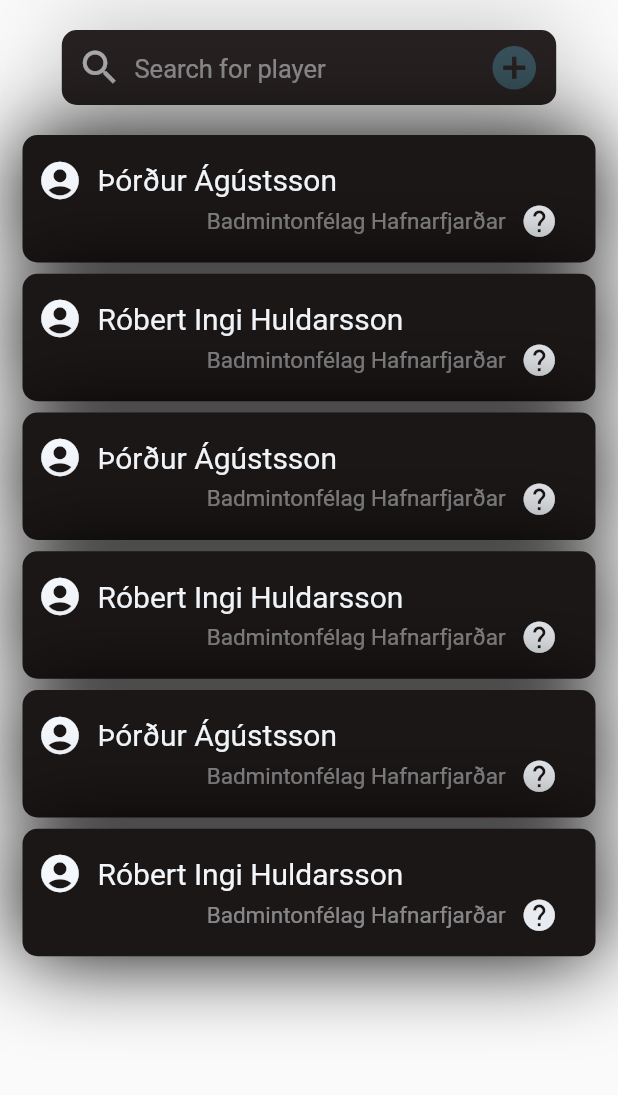
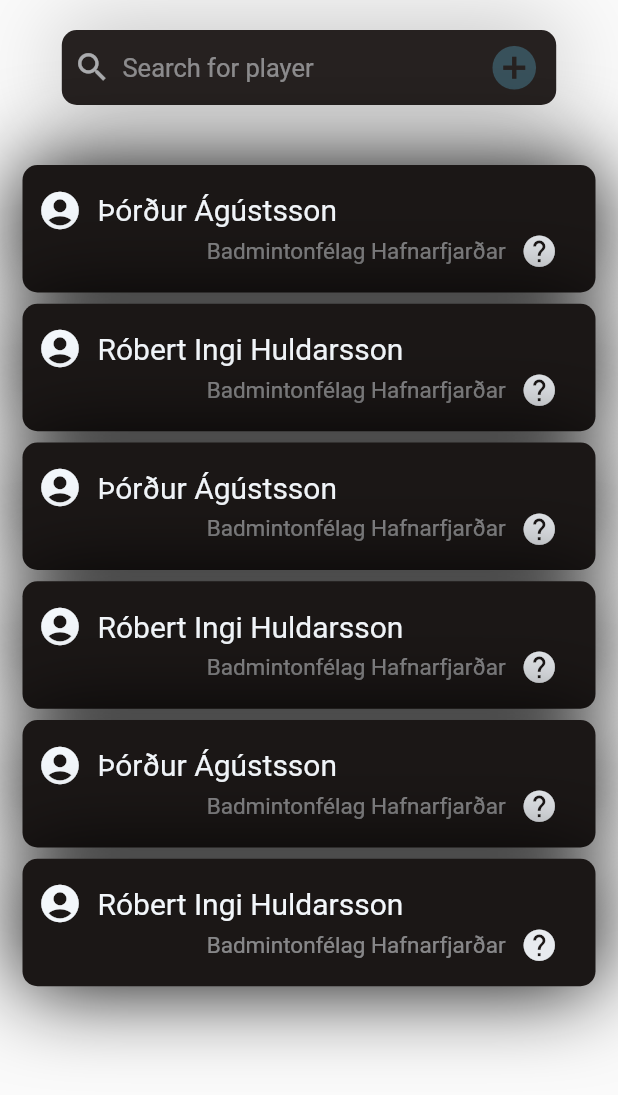
Before and after one commit to Skeggis/elon_app, a Flutter app: the PlayersModalBody widget shown alone on an empty page, opened directly, on a phone screen of 412 x 824 dp. Shown: the top 1095 px of the screen. Run offline on Flutter 3.47's test engine with Material 2 defaults, Android fonts, the phone set to English and light mode, and no system bars; our stand-ins replace auto_size_text, flutter_blue; missing offline and left inert: bezier, dart:ffi; Roboto replaces fonts that are missing (Quicksand); project files that could hold a hidden picture were left out.

Commit message:
Adding player root added

```diff
--- a/lib/Root.dart
+++ b/lib/Root.dart
@@ -45,6 +45,7 @@ class Root extends StatelessWidget {
         screenTitle = "Not Found";
     }
     return Scaffold(
+      resizeToAvoidBottomInset: true,
       drawer: AppDrawer(),
       appBar: AppBar(
         backgroundColor: MyTheme.barBackgroundColor,
--- a/lib/components/screens/CompeteScreen/components/PlayersModal/components/SearchBar.dart
+++ b/lib/components/screens/CompeteScreen/components/PlayersModal/components/SearchBar.dart
@@ -2,49 +2,65 @@ import 'package:flutter/material.dart';
 import 'package:myapp/styles/theme.dart';
 import 'package:myapp/services/helpers.dart';
 
+import 'package:myapp/components/screens/CompeteScreen/components/PlayersModal/components/AddPlayerModal.dart';
+import 'package:myapp/routes/router.dart' as router;
+
 class SearchBar extends StatelessWidget {
+  TextEditingController controller;
+  double height = 50;
+  SearchBar({this.height, this.controller});
   @override
   Widget build(BuildContext context) {
     return Container(
       width: screenWidth(context) * 0.8,
-      height: 50,
+      height: this.height,
       decoration: BoxDecoration(
           borderRadius: BorderRadius.circular(10),
           boxShadow: [
             BoxShadow(blurRadius: 50, color: Colors.black.withOpacity(0.25))
           ],
           color: MyTheme.searchBarColor),
+      child: Container(
         child: Center(
             child: Row(children: [
-        SizedBox(width: 10),
+          SizedBox(width: 5),
           Expanded(
             flex: 1,
             child: Icon(
               Icons.search,
-            size: 30,
+              size: 25,
               color: MyTheme.onPrimaryColor.withOpacity(0.65),
             ),
           ),
+          SizedBox(width: 5),
           Expanded(
               flex: 8,
-          child: Padding(
-            padding: const EdgeInsets.only(top: 2.0, left: 8),
-            child: Text("Search for player",
-                style: TextStyle(
+              child: TextField(
+                controller: controller,
+                style: TextStyle(color: MyTheme.onPrimaryColor, fontSize: 17),
+                cursorColor: MyTheme.onPrimaryColor.withOpacity(0.5),
+                textAlign: TextAlign.left,
+                decoration: InputDecoration(
+                    border: InputBorder.none,
+                    focusedBorder: InputBorder.none,
+                    hintText: "Search for player",
+                    hintStyle: TextStyle(
                         fontSize: 17,
-                    color: MyTheme.onPrimaryColor.withOpacity(0.50))),
-          ),
-        ),
+                        color: MyTheme.onPrimaryColor.withOpacity(0.5))),
+              )),
           Expanded(
             flex: 1,
             child: InkWell(
-            onTap: () {},
+              onTap: () {
+                router.addPlayerModal(context);
+              },
               child:
                   Icon(Icons.add_circle, size: 35, color: MyTheme.primaryColor),
             ),
           ),
           SizedBox(width: 15),
         ])),
+      ),
     );
   }
 }
--- a/lib/components/screens/CompeteScreen/components/PlayersModal/components/body.dart
+++ b/lib/components/screens/CompeteScreen/components/PlayersModal/components/body.dart
@@ -1,49 +1,11 @@
 import 'package:flutter/material.dart';
 import 'package:myapp/components/screens/CompeteScreen/components/PlayersModal/components/SearchBar.dart';
 import 'package:myapp/styles/theme.dart';
+import 'package:myapp/services/models/Player.dart';
+import 'package:myapp/services/models/PlayersModel.dart';
 
 class PlayersModalBody extends StatelessWidget {
-  Organization tbr = new Organization(
-    name: 'Tennis og Badmintonfélag Reykjavíkur',
-  );
-  List<Player> players = [
-    new Player(
-      name: 'Þórður Ágústsson',
-      organization: new Organization(
-        name: 'Badmintonfélag Hafnarfjarðar',
-      ),
-    ),
-    new Player(
-      name: 'Róbert Ingi Huldarsson',
-      organization: new Organization(
-        name: 'Badmintonfélag Hafnarfjarðar',
-      ),
-    ),
-    new Player(
-      name: 'Þórður Ágústsson',
-      organization: new Organization(
-        name: 'Badmintonfélag Hafnarfjarðar',
-      ),
-    ),
-    new Player(
-      name: 'Róbert Ingi Huldarsson',
-      organization: new Organization(
-        name: 'Badmintonfélag Hafnarfjarðar',
-      ),
-    ),
-    new Player(
-      name: 'Þórður Ágústsson',
-      organization: new Organization(
-        name: 'Badmintonfélag Hafnarfjarðar',
-      ),
-    ),
-    new Player(
-      name: 'Róbert Ingi Huldarsson',
-      organization: new Organization(
-        name: 'Badmintonfélag Hafnarfjarðar',
-      ),
-    )
-  ];
+  double searchBarHeight = 50;
 
   Widget playerItem(BuildContext context, Player player) {
     double borderRadius = 10;
@@ -120,20 +82,26 @@ class PlayersModalBody extends StatelessWidget {
         ));
   }
 
+  TextEditingController controller = TextEditingController();
   @override
   Widget build(BuildContext context) {
+    controller.addListener(() {
+      PlayersModel.of(context).newSearch(controller.text);
+    });
     return Column(
       mainAxisSize: MainAxisSize.min,
       children: <Widget>[
         SizedBox(height: 20),
-        SearchBar(),
+        SearchBar(height: searchBarHeight, controller: controller),
         SizedBox(height: 20),
         Expanded(
           flex: 1,
-          child: ListView(
-            children: [
-              for (Player player in players) playerItem(context, player),
-            ],
+          child: GestureDetector(
+            behavior: HitTestBehavior.opaque,
+            onPanDown: (_) {
+              FocusScope.of(context).requestFocus(FocusNode());
+            },
+            child: playersList(context),
           ),
         ),
         cancelButton(context),
@@ -141,19 +109,41 @@ class PlayersModalBody extends StatelessWidget {
       ],
     );
   }
+
+  Widget playersList(BuildContext context) {
+    return FutureBuilder(
+      future: PlayersModel.of(context).fetchAllPlayers(),
+      builder: (context, snapshot) {
+        if (snapshot.data != null) {
+          List<Player> players =
+              PlayersModel.of(context, rebuildOnChange: true).playersInSearch;
+          if (players == null || players.length == 0) {
+            return Center(
+              child: Text(
+                'No players found',
+              ),
+            );
+          } else {
+            return RefreshIndicator(
+              color: Theme.of(context).splashColor,
+              onRefresh: PlayersModel.of(context).fetchAllPlayers,
+              child: Container(
+                child: ListView(
+                  children: [
+                    SizedBox(height: 20),
+                    for (Player player in players) playerItem(context, player),
+                    SizedBox(height: 35),
+                  ],
+                ),
+              ),
+            );
+          }
+        } else {
+          return Center(
+            child: CircularProgressIndicator(),
+          );
+        }
+      },
+    );
+  }
 }
-
-class Player {
-  String id;
-  String name;
-  String imageUrl;
-  Organization organization;
-  Player({this.name, this.imageUrl, this.organization, this.id});
-}
-
-class Organization {
-  String id;
-  String name;
-  String imageUrl;
-  Organization({this.name, this.imageUrl, this.id});
-}
--- a/lib/routes/router.dart
+++ b/lib/routes/router.dart
@@ -5,6 +5,7 @@ import 'package:myapp/components/screens/ProgramScreen/ProgramScreen.dart';
 import 'package:myapp/components/screens/CompeteScreen/CompeteScreen.dart';
 
 import 'package:myapp/components/screens/CompeteScreen/components/PlayersModal/PlayersModal.dart';
+import 'package:myapp/components/screens/CompeteScreen/components/PlayersModal/components/AddPlayerModal.dart';
 
 import 'package:myapp/services/models/UIModel.dart';
 
@@ -30,3 +31,7 @@ void compete(context) {
 void playersModal(context) {
   Navigator.of(context).push(new PlayersModal());
 }
+
+void addPlayerModal(context) {
+  Navigator.of(context).push(new AddPlayerModal());
+}
--- /dev/null
+++ b/lib/services/models/PlayersModel.dart
@@ -0,0 +1,93 @@
+import 'package:scoped_model/scoped_model.dart';
+import 'package:flutter/material.dart';
+
+import 'package:myapp/services/models/Player.dart';
+
+import 'package:myapp/services/models/Organization.dart';
+
+import 'package:http/http.dart' as http;
+import 'dart:convert' as convert;
+
+class PlayersModel extends Model {
+  List<Player> _allPlayers = [];
+  Future fetchAllPlayers() async {
+    // try {
+    //   var response =
+    //       await http.get('https://elon-server.herokuapp.com/players');
+    //   if (response.statusCode == 200) {
+    //     var jsonPrograms = convert.jsonDecode(response.body)['players'] as List;
+    //     _allPlayers =
+    //         jsonPrograms.map((program) => Player.fromJson(program)).toList();
+    //     notifyListeners();
+    //   }
+    // } catch (e) {
+    //   print('error fetching programs');
+    //   print(e);
+    // }
+    _allPlayers = [
+      new Player(
+        name: 'Þórður Ágústsson',
+        organization: new Organization(
+          name: 'Badmintonfélag Hafnarfjarðar',
+        ),
+      ),
+      new Player(
+        name: 'Róbert Ingi Huldarsson',
+        organization: new Organization(
+          name: 'Badmintonfélag Hafnarfjarðar',
+        ),
+      ),
+      new Player(
+        name: 'Þórður Ágústsson',
+        organization: new Organization(
+          name: 'Badmintonfélag Hafnarfjarðar',
+        ),
+      ),
+      new Player(
+        name: 'Róbert Ingi Huldarsson',
+        organization: new Organization(
+          name: 'Badmintonfélag Hafnarfjarðar',
+        ),
+      ),
+      new Player(
+        name: 'Þórður Ágústsson',
+        organization: new Organization(
+          name: 'Badmintonfélag Hafnarfjarðar',
+        ),
+      ),
+      new Player(
+        name: 'Róbert Ingi Huldarsson',
+        organization: new Organization(
+          name: 'Badmintonfélag Hafnarfjarðar',
+        ),
+      )
+    ];
+    newSearch(_searchText);
+    return _allPlayers;
+  }
+
+  List<Player> _playersInSearch = [];
+
+  List<Player> get playersInSearch => _playersInSearch;
+
+  String _searchText = '';
+
+  void newSearch(String text) {
+    if (text == '' || text == null) {
+      _playersInSearch = _allPlayers;
+    } else {
+      _playersInSearch = _allPlayers
+          .where((player) =>
+              player.name != null &&
+              player.name.toLowerCase().contains(text.toLowerCase()))
+          .toList();
+    }
+    _searchText = text;
+    notifyListeners();
+  }
+
+  static PlayersModel of(BuildContext context,
+          {bool rebuildOnChange = false}) =>
+      ScopedModel.of<PlayersModel>(context,
+          rebuildOnChange: rebuildOnChange == null ? false : rebuildOnChange);
+}
```
Also changed, not shown: lib/components/screens/CompeteScreen/components/PlayersModal/PlayersModal.dart (+5 -2 lines), lib/components/screens/CompeteScreen/components/PlayersModal/components/AddPlayerModal.dart (added, +143 -0 lines), lib/services/models/Organization.dart (added, +14 -0 lines), lib/services/models/Player.dart (added, +18 -0 lines). Lines whose indentation alone changed are shown as unchanged.
